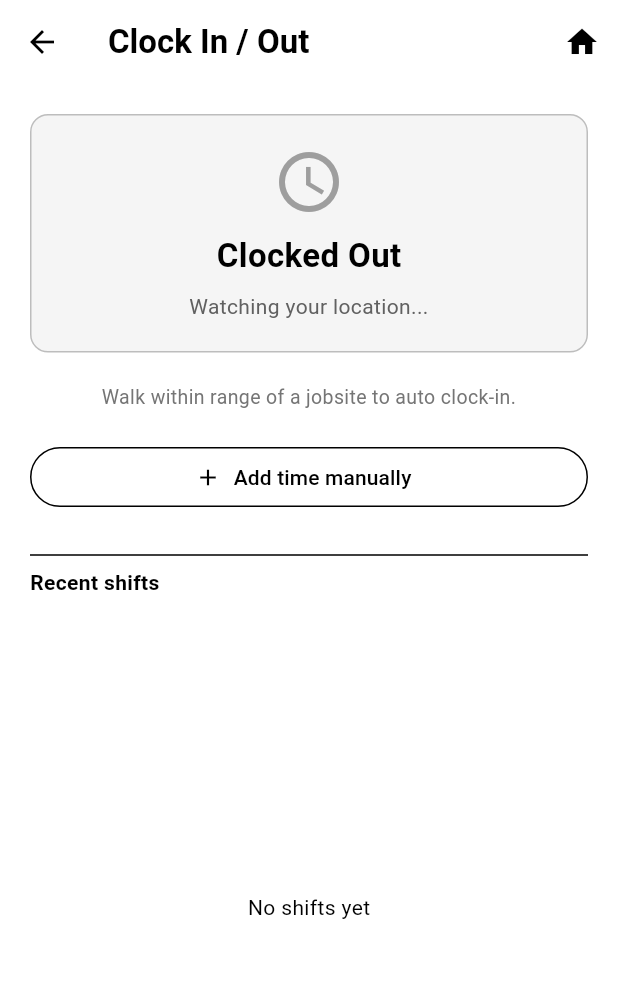
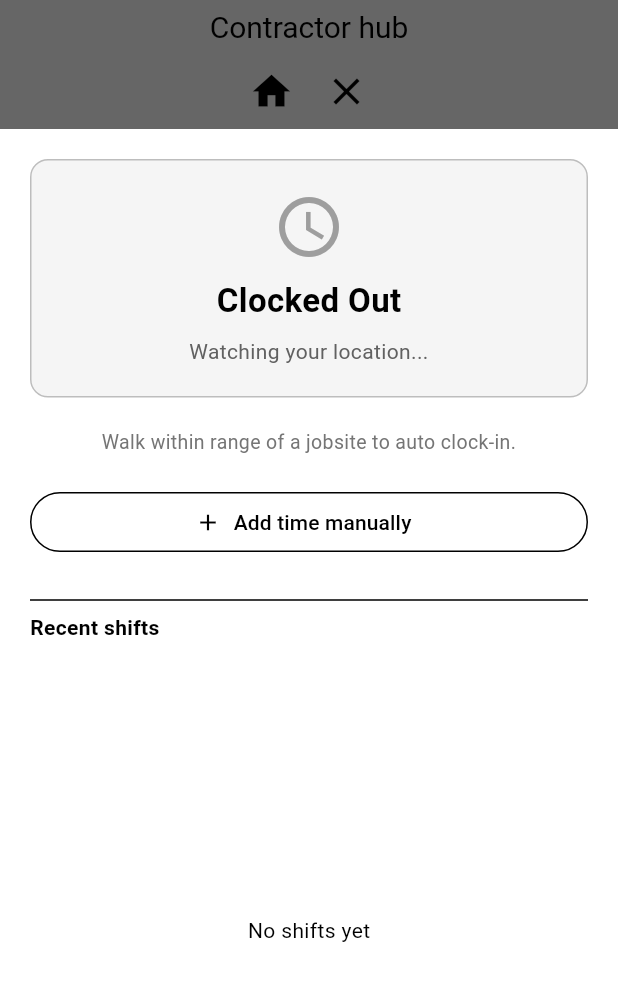
Before and after one commit to johnvanandel7-droid/contractor_hub, a Flutter app: the HomePage screen opened by its route, after a tap on "Clock In / Out", on a phone screen of 412 x 824 dp. Shown: the top 981 px of the screen. Run offline on Flutter 3.47's test engine with Material 3 defaults, Android fonts, the phone set to English and light mode, and no system bars; our stand-ins replace animated_text_kit, cloud_firestore, cloud_functions, firebase_auth, firebase_core, firebase_messaging and 4 more; missing offline and left inert: flutter_stripe, geo_currencies; accounts and stored records are empty.

Commit message:
adding appbar to all files

```diff
--- a/lib/components/app_bar.dart
+++ b/lib/components/app_bar.dart
@@ -18,7 +18,7 @@ class AppBarWidget extends StatelessWidget implements PreferredSizeWidget {
       centerTitle: true,
       automaticallyImplyLeading: false,
       title: const Text(
-        'Chat Job',
+        'Contractor hub',
         style: TextStyle(fontSize: 20, color: Colors.black),
       ),
       bottom: PreferredSize(
--- a/lib/screens/clock_in_out.dart
+++ b/lib/screens/clock_in_out.dart
@@ -1,6 +1,7 @@
 import 'dart:async';
 
 import 'package:cloud_firestore/cloud_firestore.dart';
+import 'package:contractor_hub/components/app_bar.dart';
 import 'package:contractor_hub/components/go_home.dart';
 import 'package:contractor_hub/components/time_ago.dart';
 import 'package:contractor_hub/constants.dart';
@@ -264,13 +265,7 @@ class _ClockInOutState extends State<ClockInOut> {
     final isClockedIn = _activeRecordId != null;
 
     return Scaffold(
-      appBar: AppBar(
-        title: Text(
-          'Clock In / Out',
-          style: kLargeTextSize.copyWith(fontSize: 22),
-        ),
-        actions: [GoHomeButton()],
-      ),
+      appBar: AppBarWidget(),
       body: SafeArea(
         child: Padding(
           padding: const EdgeInsets.all(20),
--- a/lib/screens/home_page.dart
+++ b/lib/screens/home_page.dart
@@ -1,4 +1,4 @@
-import 'package:contractor_hub/constants.dart';
+import 'package:contractor_hub/components/app_bar.dart';
 import 'package:contractor_hub/services/firebase_services.dart';
 import 'package:firebase_auth/firebase_auth.dart';
 import 'package:flutter/material.dart';
@@ -23,11 +23,7 @@ class _HomePageState extends State<HomePage> {
       return Center(child: Text('User isnt logged in'));
     }
     return Scaffold(
-      appBar: AppBar(
-        shadowColor: Colors.black,
-        elevation: 10,
-        title: Text('Contractor Hub', style: kLargeTextSize),
-      ),
+      appBar: AppBarWidget(),
       body: SafeArea(
         child: FutureBuilder<Map<String, dynamic>?>(
           future: services.getUser(currentUserUid),
--- a/lib/screens/to_do_list.dart
+++ b/lib/screens/to_do_list.dart
@@ -1,5 +1,5 @@
 import 'package:cloud_firestore/cloud_firestore.dart';
-import 'package:contractor_hub/components/go_home.dart';
+import 'package:contractor_hub/components/app_bar.dart';
 import 'package:contractor_hub/components/time_ago.dart';
 import 'package:contractor_hub/constants.dart';
 import 'package:contractor_hub/services/firebase_services.dart';
@@ -113,7 +113,7 @@ class _ToDoListState extends State<ToDoList> {
   @override
   Widget build(BuildContext context) {
     return Scaffold(
-      appBar: AppBar(actions: [GoHomeButton()]),
+      appBar: AppBarWidget(),
       backgroundColor: Colors.blue[200],
       body: _companyName == null
           ? const Center(child: CircularProgressIndicator())
```
Also changed, not shown: lib/screens/mileage_tracker.dart (+10 -6 lines), lib/screens/your_employees_screen.dart (+96 -1 lines), lib/screens/your_jobs_screen.dart (+2 -5 lines), lib/services/firebase_services.dart (+14 -0 lines).
